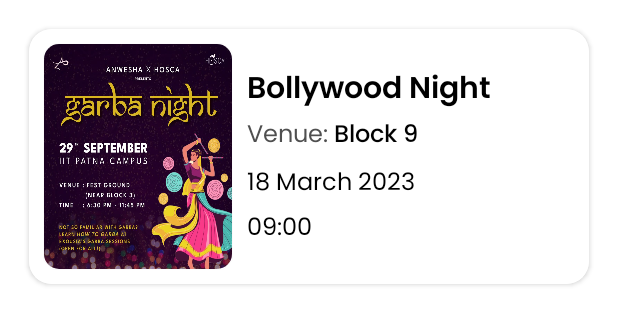
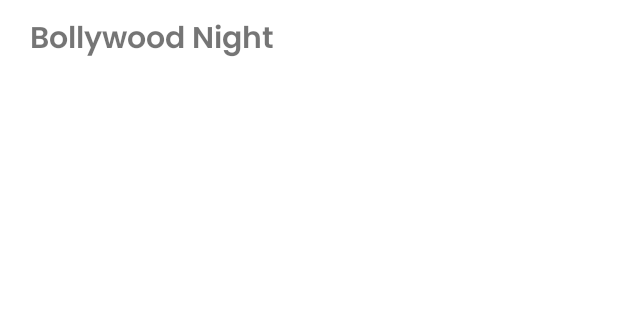
Before and after one commit to Anwesha-2k23/Anwesha-Scan-App, an Android app: the layout event_design.xml on its own in the app's theme, with its tools: preview values and no code run, on a phone screen of 412 x 824 dp. Shown: the top 325 px of the screen. Run offline under Robolectric (Android 15) with nearby library versions, the phone set to English and light mode, and no system bars.

Commit message:
Update backed url

```diff
--- a/app/src/main/java/com/anwesha/anweshascan/EventsAdapter.kt
+++ b/app/src/main/java/com/anwesha/anweshascan/EventsAdapter.kt
@@ -36,27 +36,8 @@ class EventsAdapter( private val context: Context): RecyclerView.Adapter<EventsA
 
     override fun onBindViewHolder(holder: MyViewHolder, position: Int) {
         val currentItem = eventList[position]
-        val animation = AnimationUtils.loadAnimation(holder.itemView.context, android.R.anim.slide_in_left)
-        Glide.with(context)
-            .load(currentItem.poster)
-            .into(holder.eventPoster)
         holder.eventName.text = currentItem.name
 
-        val venue = currentItem.venue!!.split(",")
-        holder.eventLocation.text = venue[0]
-
-        val inputString = currentItem.start_time
-        val inputFormat = SimpleDateFormat("yyyy-MM-dd'T'HH:mm:ss'Z'", Locale.getDefault())
-        val outputFormat = SimpleDateFormat("dd MMMM yyyy, HH:mm", Locale.getDefault())
-
-        inputFormat.timeZone = TimeZone.getTimeZone("UTC") // set input timezone to UTC
-        val date = inputFormat.parse(inputString!!) // parse input string into date object
-        outputFormat.timeZone = TimeZone.getDefault() // set output timezone to default timezone
-        val outputString = outputFormat.format(date!!) // format date object into output string
-        val separatedStrings = outputString.split(",").map { it.trim() }
-        holder.eventDate.text = separatedStrings[0]
-        holder.eventTime.text = separatedStrings[1]
-        holder.itemView.startAnimation(animation)
         holder.itemView.setOnClickListener{
             listener.onItemClicked(currentItem)
         }
@@ -67,11 +48,7 @@ class EventsAdapter( private val context: Context): RecyclerView.Adapter<EventsA
     }
 
     class MyViewHolder( binding: EventDesignBinding ):RecyclerView.ViewHolder(binding.root){
-        val eventPoster : ImageView = binding.eventPoster
         val eventName : TextView = binding.eventName
-        val eventLocation: TextView = binding.eventLocation
-        val eventDate: TextView = binding.eventDate
-        val eventTime: TextView = binding.eventTime
     }
 
 }
--- a/app/src/main/java/com/anwesha/anweshascan/EventsViewModel.kt
+++ b/app/src/main/java/com/anwesha/anweshascan/EventsViewModel.kt
@@ -26,7 +26,8 @@ class EventsViewModel: ViewModel() {
                 Log.d("response", response.code().toString())
                 Log.d("response", response.message())
                 if(response.isSuccessful) {
-                    eventList.postValue(response.body() as ArrayList)
+                    sortEvents(response.body() as ArrayList)
+
                 }
             }
 
@@ -36,4 +37,8 @@ class EventsViewModel: ViewModel() {
         })
     }
 
+    private fun sortEvents(events: ArrayList<EventsList>) {
+        events.sortBy { it.name }
+        eventList.postValue(events)
+    }
 }
--- a/app/src/main/java/com/anwesha/anweshascan/ScanApi.kt
+++ b/app/src/main/java/com/anwesha/anweshascan/ScanApi.kt
@@ -11,7 +11,7 @@ import retrofit2.http.POST
 
 import retrofit2.http.Query
 
-const val BASE_URL = "https://backend.anwesha.live"
+const val BASE_URL = "https://anweshabackend.xyz"
 
 interface ScanApi {
 
--- a/app/src/main/res/layout/event_design.xml
+++ b/app/src/main/res/layout/event_design.xml
@@ -1,116 +1,20 @@
 <?xml version="1.0" encoding="utf-8"?>
-<RelativeLayout xmlns:android="http://schemas.android.com/apk/res/android"
+<androidx.constraintlayout.widget.ConstraintLayout xmlns:android="http://schemas.android.com/apk/res/android"
     xmlns:app="http://schemas.android.com/apk/res-auto"
     xmlns:tools="http://schemas.android.com/tools"
-    android:layout_width="wrap_content"
+    android:layout_width="match_parent"
     android:layout_height="wrap_content">
-
-    <androidx.cardview.widget.CardView
-        android:layout_width="match_parent"
-        android:layout_height="wrap_content"
-        android:layout_margin="19dp"
-        app:cardCornerRadius="15dp">
-
-        <androidx.constraintlayout.widget.ConstraintLayout
-            android:layout_width="match_parent"
-            android:layout_height="wrap_content"
-            android:background="#FFFFFF">
-
-            <androidx.cardview.widget.CardView
-                android:id="@+id/eventPosterBorder"
-                android:layout_width="125dp"
-                android:layout_height="150dp"
-                android:layout_marginStart="10dp"
-                android:layout_marginTop="10dp"
-                android:layout_marginBottom="10dp"
-                app:cardCornerRadius="10dp"
-                app:layout_constraintBottom_toBottomOf="parent"
-                app:layout_constraintStart_toStartOf="parent"
-                app:layout_constraintTop_toTopOf="parent">
-
-                <ImageView
-                    android:id="@+id/eventPoster"
-                    android:layout_width="match_parent"
-                    android:layout_height="match_parent"
-                    android:contentDescription="@string/event_poster"
-                    android:scaleType="fitXY"
-                    android:src="@drawable/poster" />
-            </androidx.cardview.widget.CardView>
-
-
-            <androidx.constraintlayout.widget.ConstraintLayout
-                android:layout_width="0dp"
-                android:layout_height="match_parent"
-                android:layout_marginStart="10dp"
-                app:layout_constraintTop_toTopOf="parent"
-                app:layout_constraintBottom_toBottomOf="parent"
-                app:layout_constraintStart_toEndOf="@id/eventPosterBorder">
 
     <TextView
         android:id="@+id/eventName"
+        android:layout_width="wrap_content"
         android:layout_height="wrap_content"
-                    android:layout_width="wrap_content"
-                    tools:text="Bollywood Night"
         android:fontFamily="@font/poppins_semi_bold"
         android:textSize="20sp"
-                    android:textColor="@color/black"
+        android:paddingTop="10dp"
+        android:paddingStart="20dp"
+        app:layout_constraintStart_toStartOf="parent"
         app:layout_constraintTop_toTopOf="parent"
-                    app:layout_constraintStart_toStartOf="parent"/>
-
-                <TextView
-                    android:id="@+id/venueTxt"
-                    android:layout_width="wrap_content"
-                    android:layout_height="wrap_content"
-                    android:text="Venue: "
-                    android:fontFamily="@font/poppins_regular"
-                    android:textSize="16sp"
-                    android:textColor="#4f4f4f"
-                    app:layout_constraintTop_toBottomOf="@id/eventName"
-                    app:layout_constraintStart_toStartOf="@id/eventName"/>
-
-                <TextView
-                    android:id="@+id/eventLocation"
-                    android:layout_width="wrap_content"
-                    android:layout_height="wrap_content"
-                    android:fontFamily="@font/poppins_medium"
-                    android:textSize="16sp"
-                    tools:text="Block 9"
-                    android:textColor="@color/black"
-                    app:layout_constraintStart_toEndOf="@id/venueTxt"
-                    app:layout_constraintTop_toTopOf="@id/venueTxt"
-                    app:layout_constraintBottom_toBottomOf="@id/venueTxt"/>
-
-
-                <TextView
-                    android:id="@+id/eventDate"
-                    android:layout_width="wrap_content"
-                    android:layout_height="wrap_content"
-                    tools:text="18 March 2023"
-                    android:layout_marginTop="5dp"
-                    android:fontFamily="@font/poppins_regular"
-                    android:textSize="16sp"
-                    android:textColor="@color/black"
-                    app:layout_constraintTop_toBottomOf="@id/venueTxt"
-                    app:layout_constraintStart_toStartOf="@id/venueTxt" />
-
-                <TextView
-                    android:id="@+id/eventTime"
-                    android:layout_width="wrap_content"
-                    android:layout_height="wrap_content"
-                    android:fontFamily="@font/poppins_regular"
-                    android:textColor="@color/black"
-                    android:textSize="16sp"
-                    android:layout_marginTop="3dp"
-                    app:layout_constraintTop_toBottomOf="@id/eventDate"
-                    app:layout_constraintStart_toStartOf="@id/eventDate"
-                    tools:text="09:00" />
-
+        tools:text="Bollywood Night" />
 
 </androidx.constraintlayout.widget.ConstraintLayout>
-
-
-
-        </androidx.constraintlayout.widget.ConstraintLayout>
-    </androidx.cardview.widget.CardView>
-
-</RelativeLayout>
```
Lines whose indentation alone changed are shown as unchanged.
